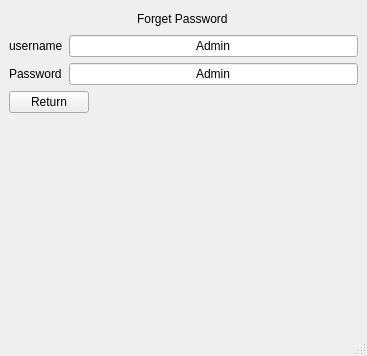
Old version of the form desktop_app/ui/windows/restore_password/restore_password.ui in the repository elmhadji/PaperTrailGuard.
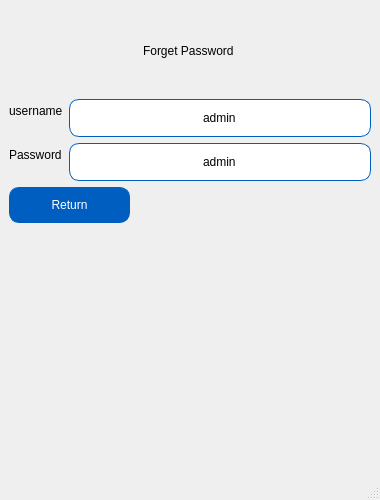
New version of the form.

Commit message: - Implement restore password css

```diff
--- a/desktop_app/ui/windows/restore_password/restore_password.ui
+++ b/desktop_app/ui/windows/restore_password/restore_password.ui
@@ -6,13 +6,52 @@
    <rect>
     <x>0</x>
     <y>0</y>
-    <width>367</width>
-    <height>356</height>
+    <width>380</width>
+    <height>500</height>
    </rect>
   </property>
+  <property name="minimumSize">
+   <size>
+    <width>380</width>
+    <height>500</height>
+   </size>
+  </property>
+  <property name="maximumSize">
+   <size>
+    <width>380</width>
+    <height>500</height>
+   </size>
+  </property>
   <property name="windowTitle">
    <string>MainWindow</string>
   </property>
+  <property name="styleSheet">
+   <string notr="true">#ForgetPassword {
+	font: 12pt &quot;Noto Sans&quot;;
+}
+
+#title {
+	font: 700 25pt &quot;Noto Sans&quot;;
+	padding: 35px
+}
+
+#username_input, #password_input, #return_button {
+	border: 1px solid  rgb(0, 94, 193);
+	border-radius: 10px;
+	padding: 10px;
+	selection-color: rgb(255, 255, 255);
+}
+
+#return_button {
+	background-color: rgb(0, 94, 193);
+	color: rgb(255, 255, 255);
+}
+
+#return_button::hover {
+	background-color: #0066cc;
+	color: rgb(255, 255, 255);
+}</string>
+  </property>
   <widget class="QWidget" name="centralwidget">
    <layout class="QVBoxLayout" name="verticalLayout">
     <item>
@@ -31,7 +70,7 @@
        </spacer>
       </item>
       <item>
-       <widget class="QLabel" name="label">
+       <widget class="QLabel" name="title">
         <property name="text">
          <string>Forget Password </string>
         </property>
@@ -62,12 +101,12 @@
        </widget>
       </item>
       <item row="0" column="1">
-       <widget class="QLineEdit" name="lineEdit">
+       <widget class="QLineEdit" name="username_input">
         <property name="enabled">
          <bool>true</bool>
         </property>
         <property name="text">
-         <string>Admin</string>
+         <string>admin</string>
         </property>
         <property name="alignment">
          <set>Qt::AlignmentFlag::AlignCenter</set>
@@ -85,12 +124,12 @@
        </widget>
       </item>
       <item row="1" column="1">
-       <widget class="QLineEdit" name="lineEdit_2">
+       <widget class="QLineEdit" name="password_input">
         <property name="enabled">
          <bool>true</bool>
         </property>
         <property name="text">
-         <string>Admin</string>
+         <string>admin</string>
         </property>
         <property name="alignment">
          <set>Qt::AlignmentFlag::AlignCenter</set>
@@ -103,7 +142,7 @@
      </layout>
     </item>
     <item>
-     <layout class="QHBoxLayout" name="horizontalLayout">
+     <layout class="QHBoxLayout" name="horizontalLayout" stretch="1,2">
       <item>
        <widget class="QPushButton" name="return_button">
         <property name="text">
```
The commit also changes 1 other file.
